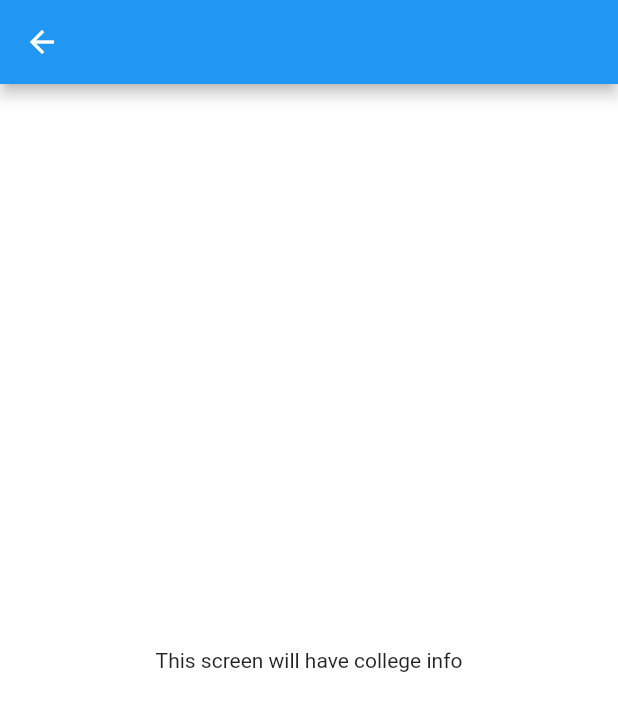
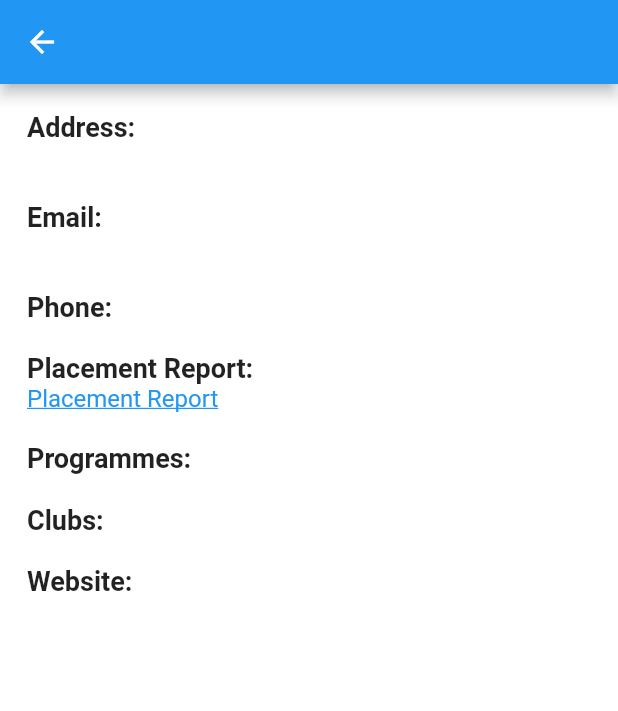
Before and after one commit to chinmay-annadate/campus_connect, a Flutter app: the About screen opened directly with empty values, on a phone screen of 412 x 824 dp. Shown: the top 711 px of the screen. Run offline on Flutter 3.47's test engine with Material 2 defaults, Android fonts, the phone set to English and light mode, and no system bars; our stand-ins replace cached_network_image, firebase_core, firebase_database, firebase_storage, fluttertoast; missing offline and left inert: panorama; accounts and stored records are empty.

Commit message:
about college page complete

```diff
--- a/lib/about.dart
+++ b/lib/about.dart
@@ -1,22 +1,167 @@
 import 'package:flutter/material.dart';
+import 'package:url_launcher/url_launcher.dart';
 
 class About extends StatefulWidget {
-  const About({super.key, required this.title});
+  const About({Key? key, required this.title, required this.about})
+      : super(key: key);
+
   final String title;
+  final Map about;
 
   @override
   State<About> createState() => _AboutState();
 }
 
 class _AboutState extends State<About> {
+  Future<void> _openURL(String url) async {
+    Uri uri = Uri.parse(url);
+    if (await canLaunchUrl(uri)) {
+      await launchUrl(
+        uri,
+        webViewConfiguration: const WebViewConfiguration(
+          enableJavaScript: true,
+        ),
+      );
+    } else {
+      throw 'Could not launch $url';
+    }
+  }
+
   @override
   Widget build(BuildContext context) {
     return Scaffold(
       appBar: AppBar(
         title: Text(widget.title),
       ),
-      body: const Center(
-        child: Text('This screen will have college info'),
+      body: SingleChildScrollView(
+        padding: const EdgeInsets.all(18.0),
+        child: Column(
+          crossAxisAlignment: CrossAxisAlignment.start,
+          children: [
+            // address
+            const Text(
+              'Address:',
+              style: TextStyle(fontSize: 18.0, fontWeight: FontWeight.bold),
+            ),
+            Text(
+              widget.about['address'],
+              style: const TextStyle(fontSize: 16),
+            ),
+
+            const SizedBox(height: 20.0),
+
+            // email
+            const Text(
+              'Email:',
+              style: TextStyle(fontSize: 18.0, fontWeight: FontWeight.bold),
+            ),
+            InkWell(
+              onTap: () => _openURL('mailto:${widget.about['email']}'),
+              child: Text(
+                widget.about['email'],
+                style: const TextStyle(
+                    color: Colors.blue,
+                    decoration: TextDecoration.underline,
+                    fontSize: 16),
+              ),
+            ),
+
+            const SizedBox(height: 20.0),
+
+            // phone
+            const Text(
+              'Phone:',
+              style: TextStyle(fontSize: 18.0, fontWeight: FontWeight.bold),
+            ),
+            Column(
+              crossAxisAlignment: CrossAxisAlignment.start,
+              children: List.generate(widget.about['phone'].length, (index) {
+                return InkWell(
+                  onTap: () => _openURL('tel:${widget.about['phone'][index]}'),
+                  child:  Text(
+                    widget.about['phone'][index],
+                    style: const TextStyle(
+                        color: Colors.blue,
+                        decoration: TextDecoration.underline,
+                        fontSize: 16),
+                  ),
+                );
+              }),
+            ),
+
+            const SizedBox(height: 20.0),
+
+            // placement report
+            const Text(
+              'Placement Report:',
+              style:
+                  TextStyle(fontSize: 18.0, fontWeight: FontWeight.bold),
+            ),
+            InkWell(
+              onTap: () => _openURL(widget.about['placement-report']),
+              child: const Text(
+                'Placement Report',
+                style: TextStyle(
+                    color: Colors.blue,
+                    decoration: TextDecoration.underline,
+                    fontSize: 16),
+              ),
+            ),
+
+            const SizedBox(height: 20.0),
+
+            // programmes
+            const Text(
+              'Programmes:',
+              style: TextStyle(fontSize: 18.0, fontWeight: FontWeight.bold),
+            ),
+            Column(
+              crossAxisAlignment: CrossAxisAlignment.start,
+              children:
+                  List.generate(widget.about['programmes'].length, (index) {
+                return Text(
+                  widget.about['programmes'][index],
+                  style: const TextStyle(fontSize: 16),
+                );
+              }),
+            ),
+
+            const SizedBox(height: 20.0),
+
+            // clubs
+            const Text(
+              'Clubs:',
+              style: TextStyle(fontSize: 18.0, fontWeight: FontWeight.bold),
+            ),
+            Column(
+              crossAxisAlignment: CrossAxisAlignment.start,
+              children: List.generate(widget.about['clubs'].length, (index) {
+                return Text(
+                  widget.about['clubs'][index],
+                  style: const TextStyle(fontSize: 16),
+                );
+              }),
+            ),
+
+            const SizedBox(height: 20.0),
+
+            // website
+            const Text(
+              'Website:',
+              style: TextStyle(fontSize: 18.0, fontWeight: FontWeight.bold),
+            ),
+            InkWell(
+              onTap: () => _openURL(widget.about['website']),
+              child: Text(
+                widget.about['website'],
+                style: const TextStyle(
+                    color: Colors.blue,
+                    decoration: TextDecoration.underline,
+                    fontSize: 16),
+              ),
+            )
+          ],
+        ),
       ),
     );
   }
--- a/lib/home.dart
+++ b/lib/home.dart
@@ -182,7 +182,7 @@ class _HomeState extends State<Home> with TickerProviderStateMixin {
               ),
               onTap: () => Navigator.push(
                 context,
-                MaterialPageRoute(builder: (_) => About(title: map['acronym'])),
+                MaterialPageRoute(builder: (_) => About(title: map['acronym'], about: map['about'],)),
               ),
             ),
 
--- a/pubspec.yaml
+++ b/pubspec.yaml
@@ -41,6 +41,7 @@ dependencies:
   firebase_database: ^10.2.1
   firebase_storage: ^11.2.1
   cached_network_image: ^3.2.3
+  url_launcher: ^6.1.11
 
 dev_dependencies:
   flutter_test:
```
Also changed, not shown: pubspec.lock, 6 other files.
